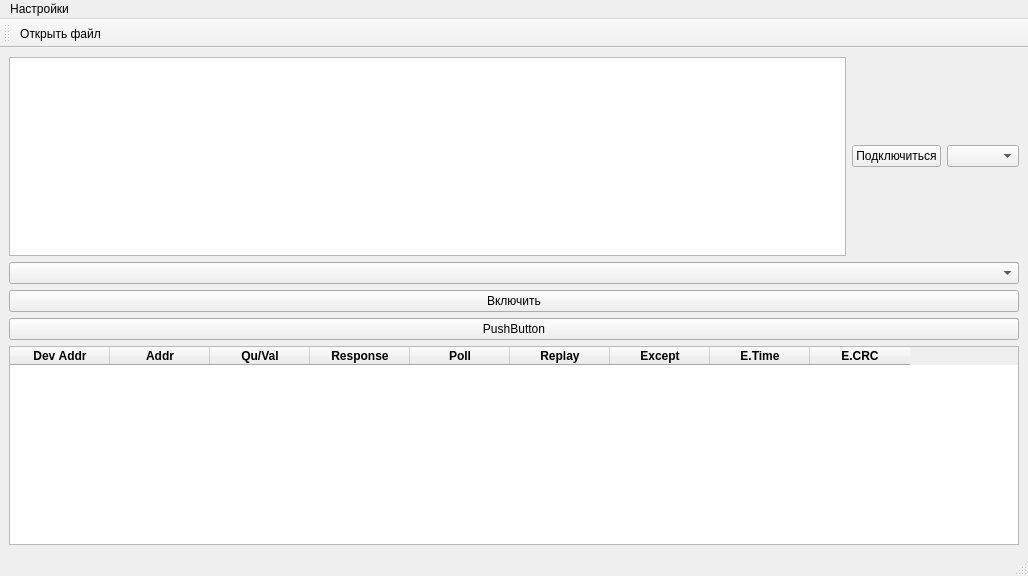
Before: the Qt Designer form MB_tester.ui in Sergey-V-Z/modbus_tester, drawn with Qt 5.
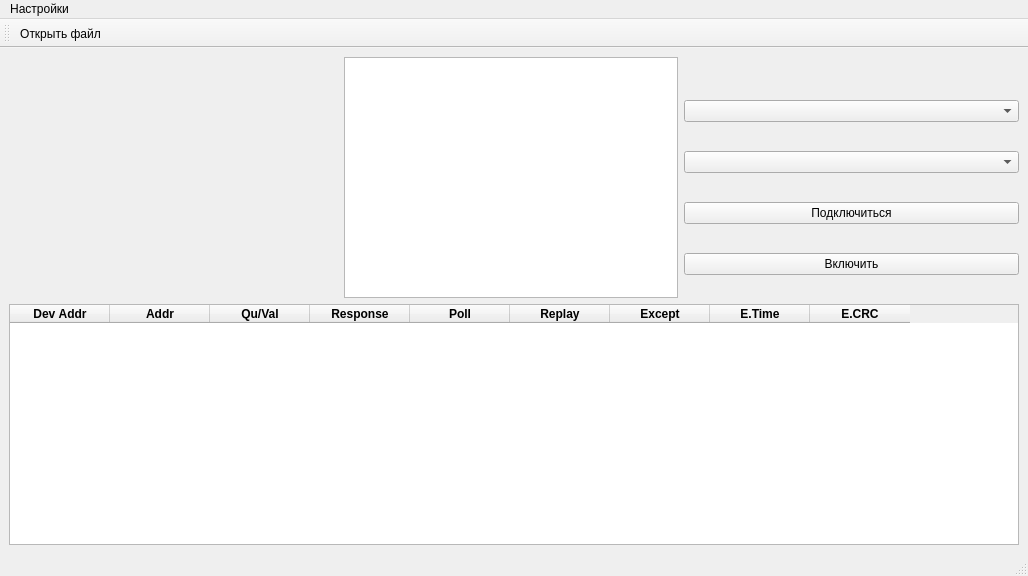
After: the same form once the commit is applied. Icons and pictures are not drawn.

Diff of the .ui file:
```diff
--- a/MB_tester.ui
+++ b/MB_tester.ui
@@ -23,10 +23,47 @@
    <layout class="QVBoxLayout" name="verticalLayout_3">
     <item>
      <layout class="QHBoxLayout" name="horizontalLayout">
+      <item>
+       <layout class="QVBoxLayout" name="verticalLayout_4"/>
+      </item>
+      <item>
+       <spacer name="horizontalSpacer_2">
+        <property name="orientation">
+         <enum>Qt::Horizontal</enum>
+        </property>
+        <property name="sizeHint" stdset="0">
+         <size>
+          <width>40</width>
+          <height>20</height>
+         </size>
+        </property>
+       </spacer>
+      </item>
       <item>
        <widget class="QListWidget" name="listWidget"/>
       </item>
       <item>
+       <layout class="QVBoxLayout" name="verticalLayout_2">
+        <item>
+         <spacer name="horizontalSpacer">
+          <property name="orientation">
+           <enum>Qt::Horizontal</enum>
+          </property>
+          <property name="sizeHint" stdset="0">
+           <size>
+            <width>40</width>
+            <height>20</height>
+           </size>
+          </property>
+         </spacer>
+        </item>
+        <item>
+         <widget class="QComboBox" name="Port"/>
+        </item>
+        <item>
+         <widget class="QComboBox" name="Speed"/>
+        </item>
+        <item>
        <widget class="QPushButton" name="ConnectButton">
         <property name="text">
          <string>Подключиться</string>
@@ -34,30 +71,18 @@
        </widget>
       </item>
       <item>
-       <widget class="QComboBox" name="Speed"/>
-      </item>
-     </layout>
-    </item>
-    <item>
-     <layout class="QVBoxLayout" name="verticalLayout">
-      <item>
-       <widget class="QComboBox" name="Port"/>
-      </item>
-      <item>
        <widget class="QPushButton" name="EnableBtn">
         <property name="text">
          <string>Включить</string>
         </property>
        </widget>
       </item>
+       </layout>
+      </item>
+     </layout>
+    </item>
       <item>
-       <widget class="QPushButton" name="pushButton">
-        <property name="text">
-         <string>PushButton</string>
-        </property>
-       </widget>
-      </item>
-     </layout>
+     <layout class="QVBoxLayout" name="verticalLayout"/>
     </item>
     <item>
      <widget class="QTableWidget" name="tableWidget">
```
Left out of the diff: 2 changed lines with no effect on the pictures. Lines whose indentation alone changed are shown as unchanged.
